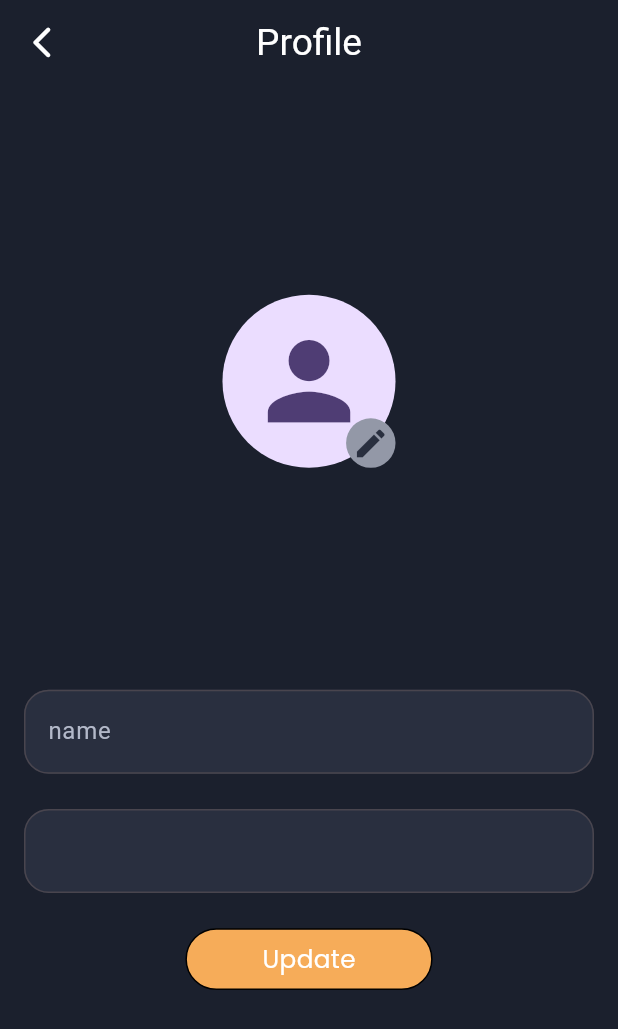
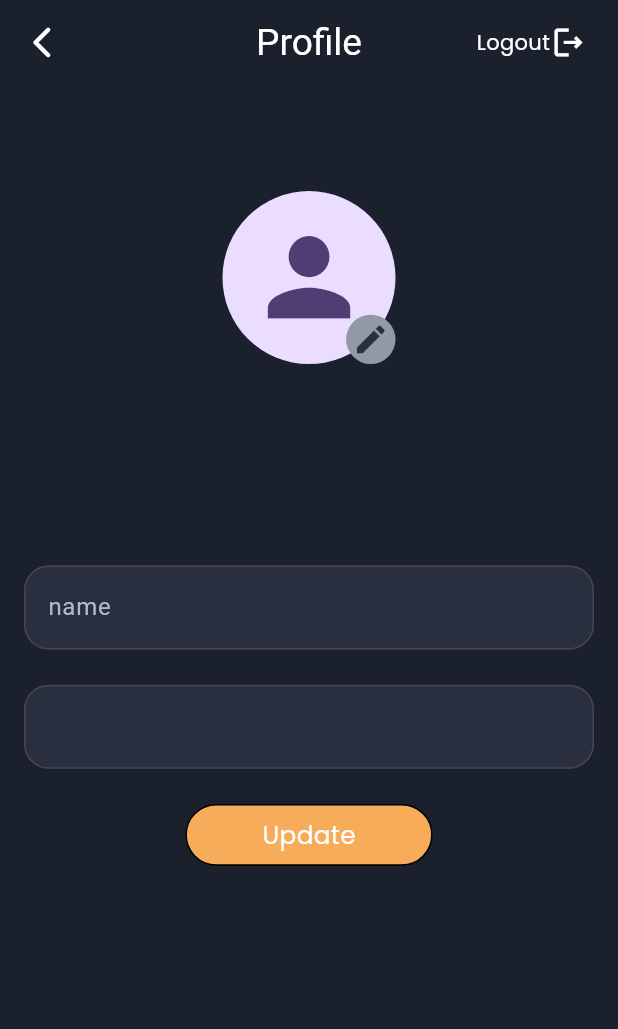
Before and after one commit to MutahirNizami/chatapp, a Flutter app: the ProfileScreen screen opened directly, on a phone screen of 412 x 824 dp. Shown: the top 1029 px of the screen. Run offline on Flutter 3.47's test engine with Material 3 defaults, Android fonts, the phone set to English and light mode, and no system bars; our stand-ins replace cloud_firestore, firebase_auth, firebase_core, firebase_storage, google_fonts, image_picker; accounts and stored records are empty.

Commit message:
update profile screen

```diff
--- a/lib/view/groupscreen.dart
+++ b/lib/view/groupscreen.dart
@@ -1,7 +1,7 @@
 import 'package:chatapp/router/bottomnavigation.dart';
 import 'package:chatapp/utilites/colors.dart';
 import 'package:chatapp/view/groupchatscreen.dart';
-import 'package:chatapp/view/homescreen.dart';
+
 import 'package:chatapp/widget/bootomsheet.dart';
 import 'package:chatapp/widget/button.dart';
 
@@ -84,7 +84,7 @@ class _GroupscreenState extends State<Groupscreen> {
                                       mainAxisAlignment:
                                           MainAxisAlignment.spaceBetween,
                                       children: [
-                                        Text("Add new member",
+                                        Text("Create a group",
                                             style: TextStyle(
                                                 color:
                                                     Mycolor().fcontainercolor)),
--- a/lib/view/profilescreen.dart
+++ b/lib/view/profilescreen.dart
@@ -6,6 +6,7 @@ import 'package:chatapp/router/wrapper.dart';
 import 'package:chatapp/utilites/colors.dart';
 import 'package:chatapp/widget/button.dart';
 import 'package:flutter/material.dart';
+import 'package:google_fonts/google_fonts.dart';
 import 'package:image_picker/image_picker.dart';
 import 'package:firebase_auth/firebase_auth.dart';
 import 'package:cloud_firestore/cloud_firestore.dart';
@@ -25,6 +26,7 @@ class _ProfileScreenState extends State<ProfileScreen> {
   bool _haserror = false;
   String _name = '';
   String _email = '';
+
   // ignore: unused_field
   String? _imageUrl;
   File? _imageFile;
@@ -133,13 +135,36 @@ class _ProfileScreenState extends State<ProfileScreen> {
           style: TextStyle(fontSize: height * 0.03),
         ),
         titleTextStyle: TextStyle(color: Mycolor().titlecolor),
+        actions: <Widget>[
+          InkWell(
+            onTap: _signout,
+            child: Padding(
+              padding: EdgeInsets.only(right: width * 0.05),
+              child: Row(
+                children: [
+                  Text(
+                    "Logout",
+                    style: GoogleFonts.poppins(
+                      color: Mycolor().titlecolor,
+                    ),
+                  ),
+                  Icon(
+                    Icons.logout_outlined,
+                    color: Mycolor().titlecolor,
+                    size: height * 0.03,
+                  )
+                ],
+              ),
+            ),
+          )
+        ],
       ),
       body: Padding(
         padding: const EdgeInsets.all(16.0),
         child: Form(
           key: _formKey,
           child: Column(
-            mainAxisAlignment: MainAxisAlignment.spaceEvenly,
+            mainAxisAlignment: MainAxisAlignment.spaceAround,
             children: [
               GestureDetector(
                 onTap: _pickImage,
@@ -238,6 +263,9 @@ class _ProfileScreenState extends State<ProfileScreen> {
                   ],
                 ),
               ),
+              SizedBox(
+                height: height * 0.05,
+              ),
             ],
           ),
         ),
```
